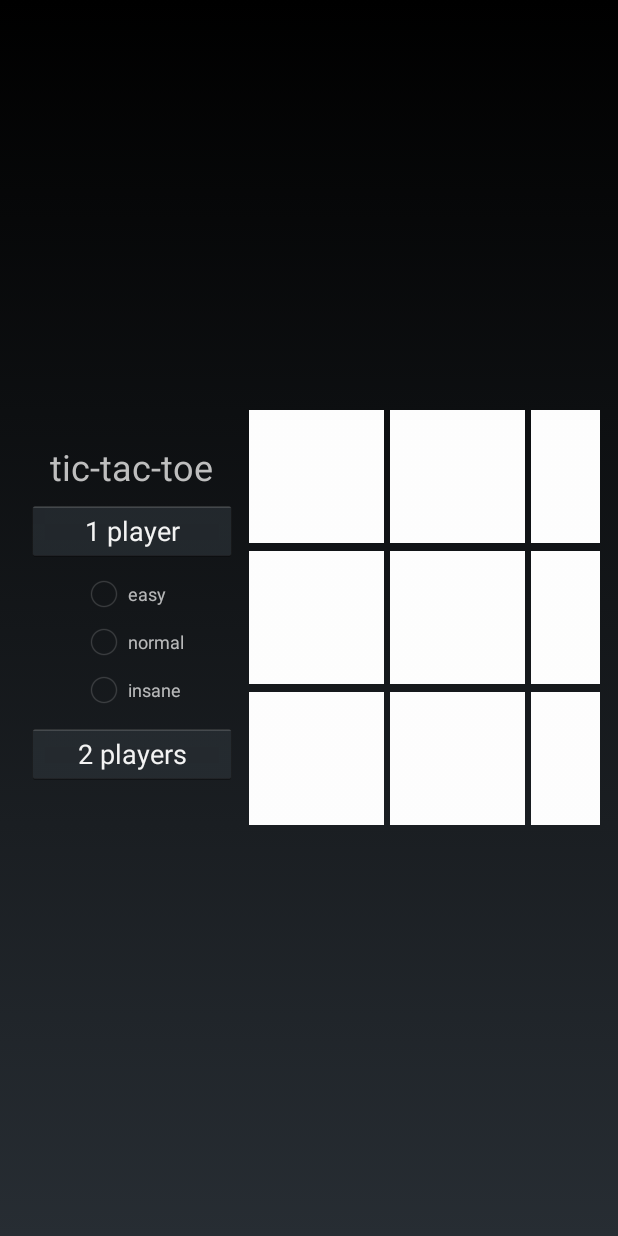
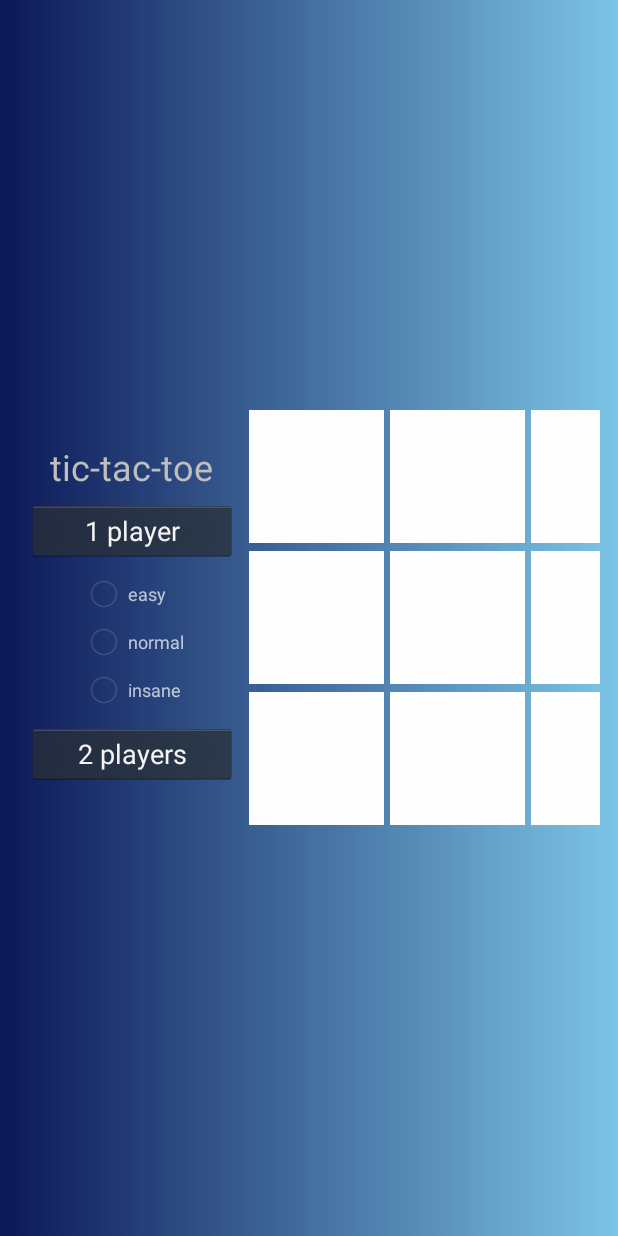
Before and after one commit to alejopp/tiktaktoe_game, an Android app: the screen it shows after launch (MainActivity), on a phone screen of 412 x 824 dp. Run offline under Robolectric (Android 15) with nearby library versions, the phone set to English and light mode, and no system bars.

Commit message:
Cambio del fondo de la pantalla principal

```diff
--- /dev/null
+++ b/app/src/main/res/drawable/fondo.xml
@@ -0,0 +1,13 @@
+<?xml version="1.0" encoding="utf-8"?>
+<selector xmlns:android="http://schemas.android.com/apk/res/android">
+
+    <item>
+        <shape>
+            <gradient
+                android:startColor="#FF7CC5E6"
+                android:endColor="#FF0B1757"
+                android:angle="180"/>
+        </shape>
+    </item>
+
+</selector>
--- a/app/src/main/res/layout/activity_main.xml
+++ b/app/src/main/res/layout/activity_main.xml
@@ -7,6 +7,7 @@
     android:padding="@dimen/padding_pantalla"
     android:weightSum="1"
     android:orientation="horizontal"
+    android:background="@drawable/fondo"
     tools:context=".MainActivity">
 
     <Space
--- a/app/src/main/res/values/colors.xml
+++ b/app/src/main/res/values/colors.xml
@@ -7,4 +7,5 @@
     <color name="teal_700">#FF018786</color>
     <color name="black">#FF000000</color>
     <color name="white">#FFFFFFFF</color>
+    <color name="white2">#7CC5E6</color>
 </resources>
```
